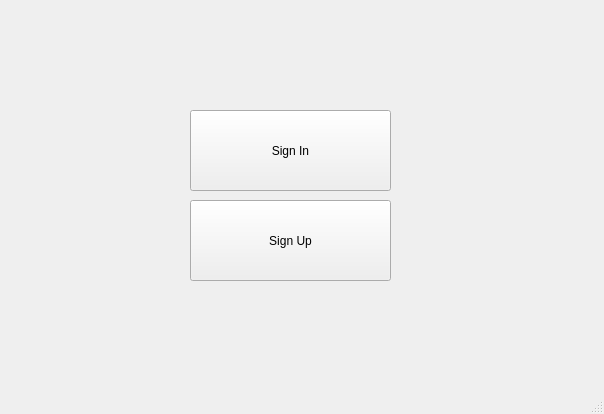
Above: ui/enter.ui from flexyw1be/DentalProject before the change. Below: the same form after it.
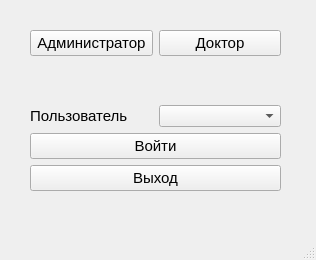
That is the form after the change.

```diff
--- a/ui/enter.ui
+++ b/ui/enter.ui
@@ -6,39 +6,114 @@
    <rect>
     <x>0</x>
     <y>0</y>
-    <width>604</width>
-    <height>414</height>
+    <width>316</width>
+    <height>260</height>
    </rect>
   </property>
   <property name="windowTitle">
    <string>MainWindow</string>
   </property>
   <widget class="QWidget" name="centralwidget">
-   <widget class="QPushButton" name="signUpPb">
+   <widget class="QWidget" name="gridLayoutWidget">
     <property name="geometry">
      <rect>
-      <x>190</x>
-      <y>200</y>
-      <width>201</width>
-      <height>81</height>
+      <x>30</x>
+      <y>30</y>
+      <width>251</width>
+      <height>161</height>
      </rect>
     </property>
-    <property name="text">
-     <string>Sign Up</string>
-    </property>
-   </widget>
-   <widget class="QPushButton" name="signInPb">
-    <property name="geometry">
-     <rect>
-      <x>190</x>
-      <y>110</y>
-      <width>201</width>
-      <height>81</height>
-     </rect>
-    </property>
-    <property name="text">
-     <string>Sign In</string>
-    </property>
+    <layout class="QGridLayout" name="gridLayout">
+     <item row="3" column="0">
+      <widget class="QPushButton" name="enter_push_button">
+       <property name="font">
+        <font>
+         <family>Segoe UI</family>
+         <pointsize>11</pointsize>
+        </font>
+       </property>
+       <property name="text">
+        <string>Войти</string>
+       </property>
+      </widget>
+     </item>
+     <item row="1" column="0">
+      <widget class="QLabel" name="user_label">
+       <property name="font">
+        <font>
+         <family>Segoe UI</family>
+         <pointsize>11</pointsize>
+        </font>
+       </property>
+       <property name="text">
+        <string/>
+       </property>
+      </widget>
+     </item>
+     <item row="2" column="0">
+      <layout class="QHBoxLayout" name="horizontalLayout_2">
+       <item>
+        <widget class="QLabel" name="label">
+         <property name="font">
+          <font>
+           <family>Segoe UI</family>
+           <pointsize>11</pointsize>
+          </font>
+         </property>
+         <property name="text">
+          <string>Пользователь</string>
+         </property>
+        </widget>
+       </item>
+       <item>
+        <widget class="QComboBox" name="users_combo_box"/>
+       </item>
+      </layout>
+     </item>
+     <item row="0" column="0">
+      <layout class="QHBoxLayout" name="horizontalLayout">
+       <item>
+        <widget class="QPushButton" name="admin_push_button">
+         <property name="font">
+          <font>
+           <family>Segoe UI</family>
+           <pointsize>11</pointsize>
+          </font>
+         </property>
+         <property name="text">
+          <string>Администратор</string>
+         </property>
+        </widget>
+       </item>
+       <item>
+        <widget class="QPushButton" name="doctor_push_button">
+         <property name="font">
+          <font>
+           <family>Segoe UI</family>
+           <pointsize>11</pointsize>
+          </font>
+         </property>
+         <property name="text">
+          <string>Доктор</string>
+         </property>
+        </widget>
+       </item>
+      </layout>
+     </item>
+     <item row="4" column="0">
+      <widget class="QPushButton" name="exit_push_button">
+       <property name="font">
+        <font>
+         <family>Segoe UI</family>
+         <pointsize>11</pointsize>
+        </font>
+       </property>
+       <property name="text">
+        <string>Выход</string>
+       </property>
+      </widget>
+     </item>
+    </layout>
    </widget>
   </widget>
   <widget class="QMenuBar" name="menubar">
```
Left out of the diff: 6 changed lines with no effect on the pictures.
